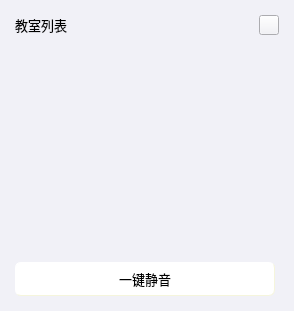
Above: src/agora_edu_demo/ui/AgoraClassroomListWidget.ui from AgoraIO-Usecase/AgoraDualTeacher before the change. Below: the same form after it.
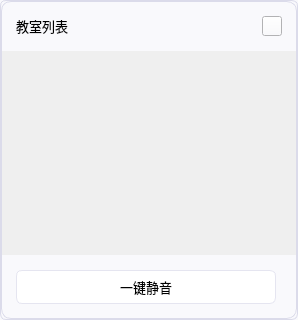
That is the form after the change. Icons and pictures are not drawn.

```diff
--- a/src/agora_edu_demo/ui/AgoraClassroomListWidget.ui
+++ b/src/agora_edu_demo/ui/AgoraClassroomListWidget.ui
@@ -6,8 +6,8 @@
    <rect>
     <x>0</x>
     <y>0</y>
-    <width>294</width>
-    <height>311</height>
+    <width>298</width>
+    <height>320</height>
    </rect>
   </property>
   <property name="windowTitle">
@@ -20,8 +20,11 @@
    <bool>false</bool>
   </property>
   <property name="styleSheet">
-   <string notr="true">
-background-color: #F1F1F7;
+   <string notr="true">#AgoraClassroomListWidget{
+background: #F9F9FC;
+border-radius: 6px;
+border: 1px solid #DBDBEA;
+}
 </string>
   </property>
   <layout class="QVBoxLayout" name="verticalLayout" stretch="0,30,0">
@@ -29,19 +32,33 @@
     <number>0</number>
    </property>
    <property name="leftMargin">
-    <number>0</number>
+    <number>1</number>
    </property>
    <property name="topMargin">
-    <number>0</number>
+    <number>1</number>
    </property>
    <property name="rightMargin">
-    <number>0</number>
+    <number>1</number>
    </property>
    <property name="bottomMargin">
-    <number>0</number>
+    <number>1</number>
    </property>
    <item>
     <widget class="QWidget" name="TopWidget" native="true">
+     <property name="styleSheet">
+      <string notr="true">QWidget{
+background: #F9F9FC;
+}
+#TopWidget{
+border-left:1px solid #DBDBEA;
+border-right:1px solid #DBDBEA;
+border-top:1px solid #DBDBEA;
+border-top-left-radius:10px;
+border-top-right-radius:10px;
+}
+
+</string>
+     </property>
      <layout class="QHBoxLayout" name="horizontalLayout">
       <property name="spacing">
        <number>0</number>
@@ -117,7 +134,10 @@
    <item>
     <widget class="QScrollArea" name="ClassroomListScrollArea">
      <property name="styleSheet">
-      <string notr="true">border:none;</string>
+      <string notr="true">border-top:none;
+border-right:1px solid #DBDBEA;
+border-left:1px solid #DBDBEA;
+border-bottom:none;</string>
      </property>
      <property name="verticalScrollBarPolicy">
       <enum>Qt::ScrollBarAlwaysOff</enum>
@@ -137,7 +157,7 @@
         <x>0</x>
         <y>0</y>
         <width>294</width>
-        <height>194</height>
+        <height>202</height>
        </rect>
       </property>
       <property name="styleSheet">
@@ -147,7 +167,17 @@
     </widget>
    </item>
    <item>
-    <widget class="QWidget" name="verticalWidget" native="true">
+    <widget class="QWidget" name="BottomWidget" native="true">
+     <property name="styleSheet">
+      <string notr="true">#BottomWidget{
+background-color: #F9F9FC;
+border-bottom-left-radius:10px;
+border-bottom-right-radius:10px;
+border-bottom:0.5px solid #DBDBEA;
+border-right:0.5px solid #DBDBEA;
+border-left:0.5px solid #DBDBEA;
+}</string>
+     </property>
      <layout class="QVBoxLayout" name="verticalLayout_2">
       <property name="leftMargin">
        <number>15</number>
@@ -188,13 +218,24 @@
          </font>
         </property>
         <property name="styleSheet">
-         <string notr="true">QPushButton#MuteAllClassroomPushButton{
-background-color:rgba(255,255,255,1);
-border-style: outset;
-border-width: 1px;
-border-radius: 6px;
-border-color: beige;
+         <string notr="true">QPushButton{
+
+background: #FFFFFF;
+border-radius:6px;
+border: 1px solid #E5E5F0;
 color:black
+}
+
+QPushButton:hover{
+border-radius:6px;
+border: 1px solid #3590FF;
+color:#3590FF
+}
+
+QPushButton:pressed{
+border-radius:6px;
+border: 1px solid #0E62C8;
+color:#0E62C8
 }</string>
         </property>
         <property name="text">
```
